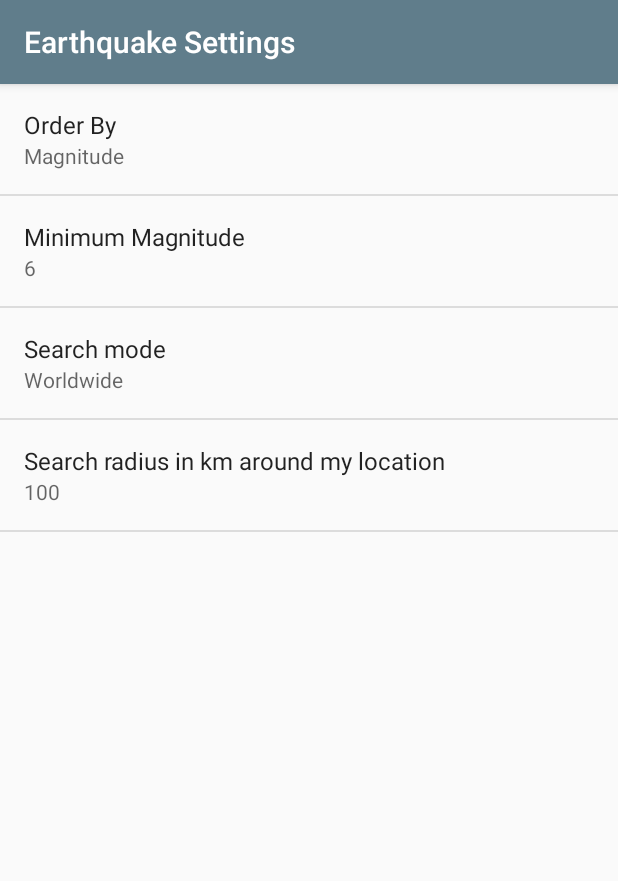
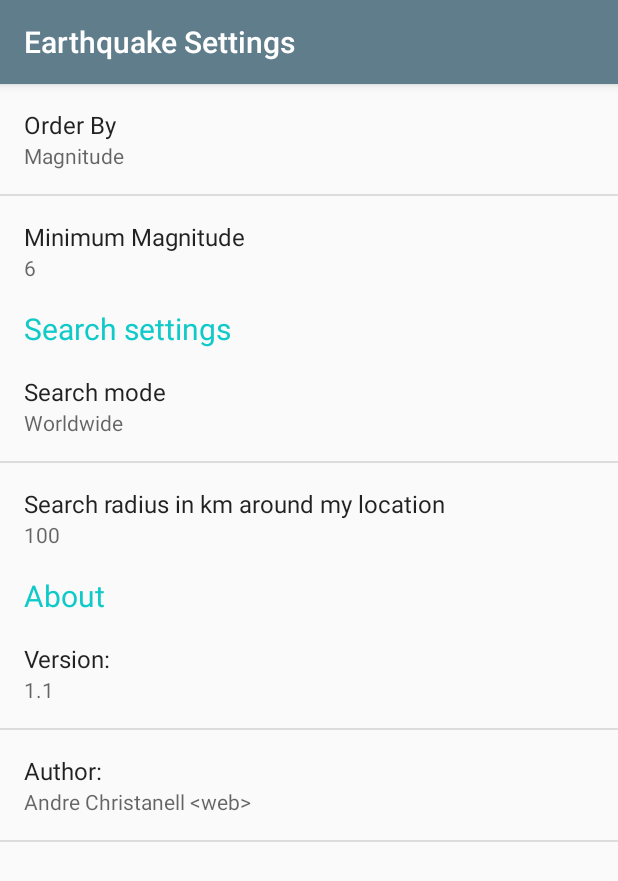
Before and after one commit to itchrand/QuakeReport, an Android app: the EarthquakeActivity screen opened directly, with no data from a screen before it, after a tap on "Settings", on a phone screen of 412 x 824 dp. Shown: the top 881 px of the screen. Run offline under Robolectric (Android 15) with nearby library versions, the phone set to English and light mode, and no system bars.

Commit message:
kotlin update, adds settings categories, search and about setting groups

```diff
--- a/app/build.gradle
+++ b/app/build.gradle
@@ -11,7 +11,7 @@ android {
         minSdkVersion 19
         targetSdkVersion 27
         versionCode 1
-        versionName "1.0"
+        versionName "1.1"
         testInstrumentationRunner "android.support.test.runner.AndroidJUnitRunner"
     }
     buildTypes {
@@ -26,7 +26,6 @@ dependencies {
     implementation fileTree(dir: 'libs', include: ['*.jar'])
     implementation"org.jetbrains.kotlin:kotlin-stdlib-jdk7:$kotlin_version"
     implementation 'com.android.support:appcompat-v7:27.1.1'
-    implementation 'com.android.support.constraint:constraint-layout:1.1.0'
     testImplementation 'junit:junit:4.12'
     androidTestImplementation 'com.android.support.test:runner:1.0.2'
     androidTestImplementation 'com.android.support.test.espresso:espresso-core:3.0.2'
--- /dev/null
+++ b/app/src/main/res/layout/preferences_category.xml
@@ -0,0 +1,13 @@
+<?xml version="1.0" encoding="utf-8"?>
+<LinearLayout
+    xmlns:android="http://schemas.android.com/apk/res/android"
+    android:layout_width="match_parent"
+    android:layout_height="match_parent">
+    <TextView
+        android:id="@android:id/title"
+        android:textColor="@color/colorAccent"
+        android:layout_width="match_parent"
+        android:layout_height="wrap_content"
+        android:paddingStart="16dp"
+        android:textSize="20sp"/>
+</LinearLayout>
--- a/app/src/main/res/values/colors.xml
+++ b/app/src/main/res/values/colors.xml
@@ -3,6 +3,7 @@
     <color name="colorPrimary">#607D8B</color>
     <color name="colorPrimaryDark">#455A64</color>
     <color name="colorPrimaryLight">#ECEFF1</color>
+    <!--color name="colorAccent">#10CAC9</color -->
     <color name="colorAccent">#10CAC9</color>
 
     <!-- Color for an earthquake with magnitude 0 and 2 -->
--- a/app/src/main/res/values/strings.xml
+++ b/app/src/main/res/values/strings.xml
@@ -1,9 +1,16 @@
 <resources>
     <string name="app_name">Quake Report</string>
+
+    <string name="settings_about">About</string>
+    <string name="settings_about_author_title">Author:</string>
+    <string name="settings_about_author_summary" translatable="false">Andre Christanell &lt;web&gt;</string>
+    <string name="settings_about_version_title">Version:</string>
+    <string name="settings_about_version_summary" translatable="false">1.1</string>
+
     <string name="near_the">Near the</string>
     <string name="no_earthquakes_found">No earthquakes found!</string>
     <string name="no_internet_connection">No internet connection!</string>
-    <string name="no_location_found">No my location found! Going worldwide</string>
+    <string name="no_location_found">My location not found! Going worldwide</string>
     <string name="menu_refresh">Refresh</string>
     <!-- Settings Menu Item [CHAR LIMIT=NONE] -->
     <string name="settings_menu_item">Settings</string>
@@ -18,6 +25,8 @@
     <string name="settings_order_by_key" translatable="false">order_by</string>
     <string name="settings_order_by_default" translatable="false">@string/settings_order_by_magnitude_value</string>
     <!-- Strings For search-nearby Preference [CHAR LIMIT=30] -->
+    <string name="settings_search_preference_title">Search settings</string>
+    <string name="settings_search_preference_key" translatable="false">Search settingsXX</string>
     <string name="settings_search_mode_label">Search mode</string>
     <string name="settings_search_mode_key" translatable="false">search_nearby</string>
     <string name="settings_search_mode_default" translatable="false">@string/settings_search_mode_worldwide_value</string>
@@ -25,7 +34,6 @@
     <string name="settings_search_radius_label">Search radius in km around my location</string>
     <string name="settings_search_radius_key" translatable="false">radius_location</string>
     <string name="settings_search_radius_default" translatable="false">100</string>
-
 
     <!-- Label for order-by magnitude option [CHAR LIMIT=20] -->
     <string name="settings_order_by_magnitude_label">Magnitude</string>
@@ -40,4 +48,5 @@
     <!-- Label for search by closed circle option [CHAR LIMIT=20] -->
     <string name="settings_search_mode_mylocation_label">My location with radius</string>
     <string name="settings_search_mode_mylocation_value" translatable="false">mylocation</string>
+
 </resources>
--- a/app/src/main/res/xml/settings_main.xml
+++ b/app/src/main/res/xml/settings_main.xml
@@ -7,7 +7,7 @@
         android:entries="@array/settings_order_by_labels"
         android:entryValues="@array/settings_order_by_values"
         android:key="@string/settings_order_by_key"
-        android:title="@string/settings_order_by_label" />
+        android:title="@string/settings_order_by_label"/>
 
     <EditTextPreference
         android:defaultValue="@string/settings_min_magnitude_default"
@@ -16,12 +16,15 @@
         android:selectAllOnFocus="true"
         android:title="@string/settings_min_magnitude_label"/>
 
+    <PreferenceCategory
+        android:layout="@layout/preferences_category"
+        android:title="@string/settings_search_preference_title">
         <ListPreference
             android:defaultValue="@string/settings_search_mode_default"
             android:entries="@array/settings_search_mode_labels"
             android:entryValues="@array/settings_search_mode_values"
             android:key="@string/settings_search_mode_key"
-        android:title="@string/settings_search_mode_label" />
+            android:title="@string/settings_search_mode_label"/>
 
         <EditTextPreference
             android:defaultValue="@string/settings_search_radius_default"
@@ -29,5 +32,21 @@
             android:key="@string/settings_search_radius_key"
             android:selectAllOnFocus="true"
             android:title="@string/settings_search_radius_label"/>
+    </PreferenceCategory>
 
+    <PreferenceCategory
+        android:layout="@layout/preferences_category"
+        android:title="@string/settings_about">
+        <Preference
+            android:summary="@string/settings_about_version_summary"
+            android:title="@string/settings_about_version_title">
+        </Preference>
+        <Preference
+            android:summary="@string/settings_about_author_summary"
+            android:title="@string/settings_about_author_title">
+            <intent
+                android:action="android.intent.action.VIEW"
+                android:data="http://www.chrand.it"/>
+        </Preference>
+    </PreferenceCategory>
 </PreferenceScreen>
--- a/build.gradle
+++ b/build.gradle
@@ -1,7 +1,7 @@
 // Top-level build file where you can add configuration options common to all sub-projects/modules.
 
 buildscript {
-    ext.kotlin_version = '1.2.41'
+    ext.kotlin_version = '1.2.50'
     repositories {
         google()
         jcenter()
```
Lines whose indentation alone changed are shown as unchanged.
